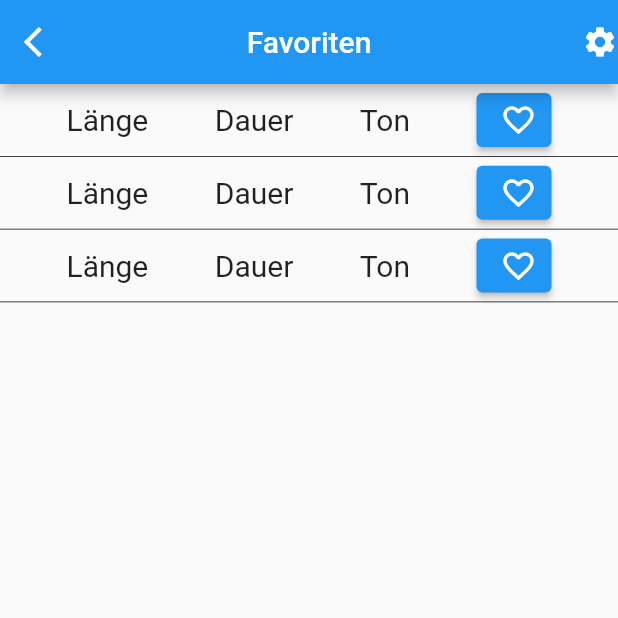
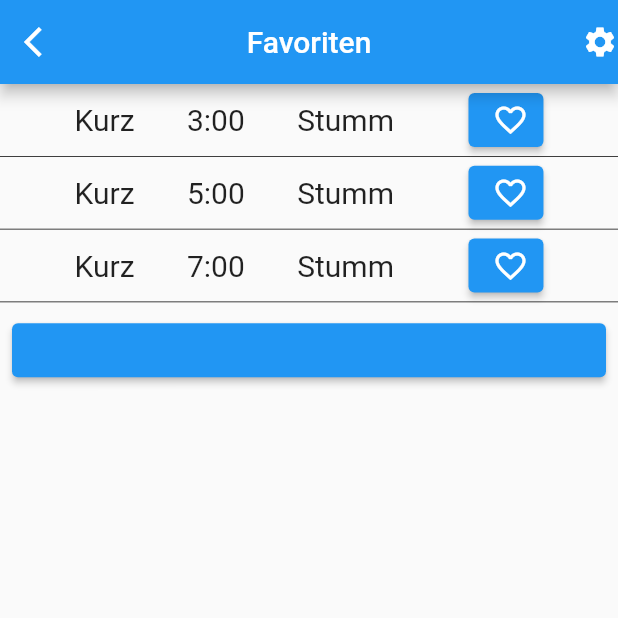
Before and after one commit to PascalWitzel/meditations_app, a Flutter app: the favlisteScreen screen opened directly, after a tap on the "favorite outline" icon, on a phone screen of 412 x 824 dp, the top half of it. Run offline on Flutter 3.47's test engine with Material 2 defaults, Android fonts, the phone set to English and light mode, and no system bars; our stand-ins replace google_fonts, shared_preferences; missing offline and left inert: confirm_dialog; accounts and stored records are empty.

Commit message:
meditation TODO entfernt, favliste SharedPrefs eingebunden -> Speichert Wert unterer Button nur zum testen da.

```diff
--- a/lib/screens/favliste.dart
+++ b/lib/screens/favliste.dart
@@ -1,7 +1,38 @@
 import 'package:flutter/material.dart';
 import 'appbar.dart';
+import 'package:shared_preferences/shared_preferences.dart';
 
-class favlisteScreen extends StatelessWidget {
+class favlisteScreen extends StatefulWidget {
+  @override
+  _favlisteScreenState createState() => _favlisteScreenState();
+}
+
+class _favlisteScreenState extends State<favlisteScreen> {
+  String category = "";
+  String length = "";
+  String sound = "";
+  String favMed = "";
+  int icon = 0;
+
+
+  Future<void> _setStringSharedPref() async {
+    SharedPreferences prefs = await SharedPreferences.getInstance();
+    prefs.setString("favMed", favMed);
+  }
+
+  Future<String> _getStringFromSharedPref() async {
+    SharedPreferences prefs = await SharedPreferences.getInstance();
+    return prefs.getString("favMed") ?? "Test";
+  }
+
+  @override
+  void initState() {
+    super.initState();
+    _getStringFromSharedPref().then((s) {
+      favMed = s;
+    });
+  }
+
   @override
   Widget build(BuildContext context) {
     return Scaffold(
@@ -18,28 +49,24 @@ class favlisteScreen extends StatelessWidget {
               mainAxisAlignment: MainAxisAlignment.spaceEvenly,
               children: [
                 Text(
-                  "Länge",
+                  "Kurz 3:00 Stumm",
                   style: TextStyle(
                     fontSize: 20,
-                  ),
-                ),
-                Text(
-                  "Dauer",
-                  style: TextStyle(
-                    fontSize: 20,
-                  ),
-                ),
-                Text(
-                  "Ton",
-                  style: TextStyle(
-                    fontSize: 20,
+                    wordSpacing: 30,
                   ),
                 ),
                 Container(
                   width: 50,
                   child: ElevatedButton(
-                    onPressed: () {},
-                    child: Icon(Icons.favorite_border),
+                    onPressed: () => {
+                      favMed = "Kurz 3:00 Stumm",
+                      _setStringSharedPref(),
+                      print("Done1"),
+                      icon = 1,
+                    },
+                    child: new Icon(icon == 1
+                      ? Icons.favorite
+                      : Icons.favorite_border),
                   ),
                 ),
               ],
@@ -55,28 +82,24 @@ class favlisteScreen extends StatelessWidget {
               mainAxisAlignment: MainAxisAlignment.spaceEvenly,
               children: [
                 Text(
-                  "Länge",
+                  "Kurz 5:00 Stumm",
                   style: TextStyle(
                     fontSize: 20,
-                  ),
-                ),
-                Text(
-                  "Dauer",
-                  style: TextStyle(
-                    fontSize: 20,
-                  ),
-                ),
-                Text(
-                  "Ton",
-                  style: TextStyle(
-                    fontSize: 20,
+                    wordSpacing: 30,
                   ),
                 ),
                 Container(
                   width: 50,
                   child: ElevatedButton(
-                    onPressed: () {},
-                    child: Icon(Icons.favorite_border),
+                    onPressed: () => {
+                      favMed = "Kurz 5:00 Stumm",
+                      _setStringSharedPref(),
+                      print("Done2"),
+                      icon = 2,
+                    },
+                    child: new Icon(icon == 2
+                        ? Icons.favorite
+                        : Icons.favorite_border),
                   ),
                 ),
               ],
@@ -92,31 +115,36 @@ class favlisteScreen extends StatelessWidget {
               mainAxisAlignment: MainAxisAlignment.spaceEvenly,
               children: [
                 Text(
-                  "Länge",
+                  "Kurz 7:00 Stumm",
                   style: TextStyle(
                     fontSize: 20,
-                  ),
-                ),
-                Text(
-                  "Dauer",
-                  style: TextStyle(
-                    fontSize: 20,
-                  ),
-                ),
-                Text(
-                  "Ton",
-                  style: TextStyle(
-                    fontSize: 20,
+                    wordSpacing: 30,
                   ),
                 ),
                 Container(
                   width: 50,
                   child: ElevatedButton(
-                    onPressed: () {},
-                    child: Icon(Icons.favorite_border),
+                    onPressed: () => {
+                      favMed = "Kurz 7:00 Stumm",
+                      _setStringSharedPref(),
+                      print("Done3"),
+                      icon = 3,
+                    },
+                    child: new Icon(icon == 3
+                        ? Icons.favorite
+                        : Icons.favorite_border),
                   ),
                 ),
               ],
+            ),
+          ),
+          Padding(
+            padding: const EdgeInsets.all(8.0),
+            child: ElevatedButton(
+              onPressed: () => {
+                _getStringFromSharedPref(),
+                print(favMed),
+              },
             ),
           ),
         ],
--- a/lib/screens/meditation.dart
+++ b/lib/screens/meditation.dart
@@ -2,6 +2,7 @@ import 'package:flutter/cupertino.dart';
 import 'package:flutter/material.dart';
 import 'appbar.dart';
 import 'dart:math' as math;
+
 
 class meditationsScreen extends StatefulWidget {
 
@@ -152,7 +153,7 @@ class _meditationsScreenState extends State<meditationsScreen>
                               return new Icon(controller.isAnimating
                                   ? Icons.pause
                                   : Icons.play_arrow);
-                            }), //TODO Controlle ob der Button sich ändert
+                            }),
                         onPressed: () {
                           if (controller.isAnimating) {
                             controller.stop();
```
